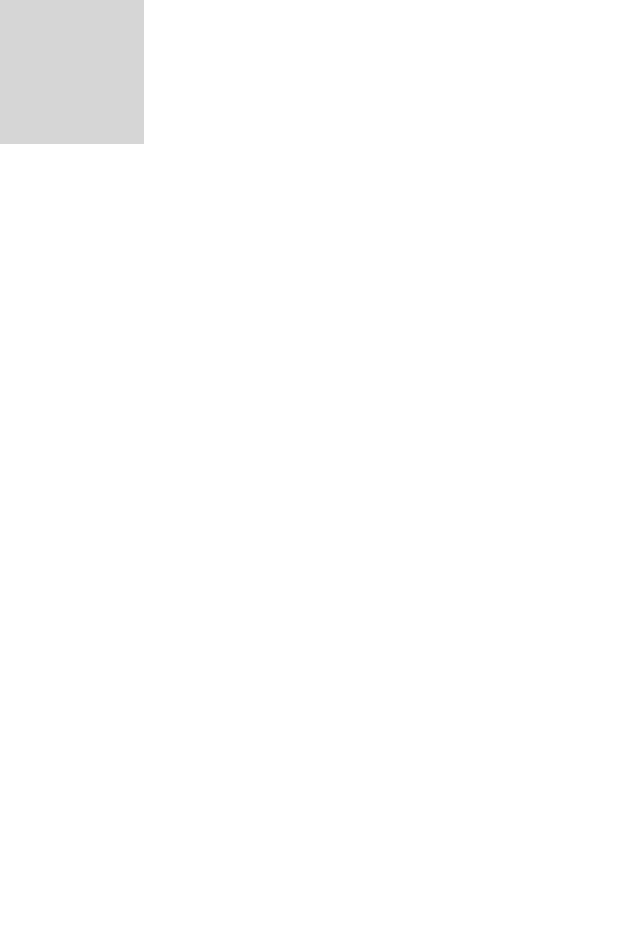
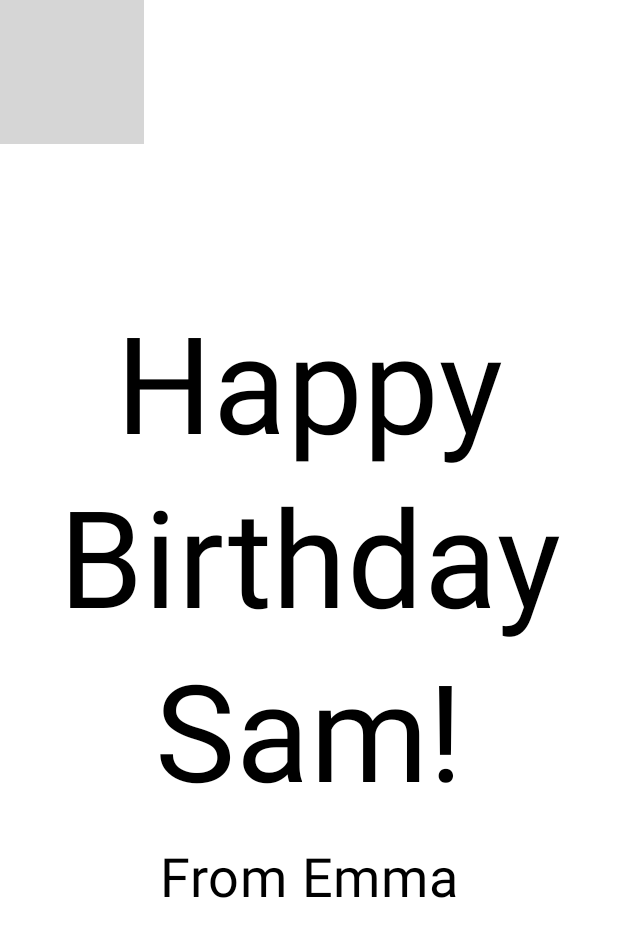
Before and after one commit to RitaPintoBlissApp/HappyBirthday, an Android app built with Jetpack Compose: the @Preview function BirthdayCardPreview, on a phone screen of 412 x 824 dp. Shown: the top 937 px of the screen. Run offline under Robolectric (Android 15) with nearby library versions, the phone set to English and light mode, and no system bars; grey boxes are pictures that could not be loaded.

Commit message:
Configurated the image (added layout + opacity + )

```diff
--- a/app/src/main/java/com/example/happybirthday/MainActivity.kt
+++ b/app/src/main/java/com/example/happybirthday/MainActivity.kt
@@ -5,6 +5,7 @@ import androidx.activity.ComponentActivity
 import androidx.activity.compose.setContent
 import androidx.compose.foundation.Image
 import androidx.compose.foundation.layout.Arrangement
+import androidx.compose.foundation.layout.Box
 import androidx.compose.foundation.layout.Column
 import androidx.compose.foundation.layout.fillMaxSize
 import androidx.compose.foundation.layout.padding
@@ -14,6 +15,7 @@ import androidx.compose.material3.Text
 import androidx.compose.runtime.Composable
 import androidx.compose.ui.Alignment
 import androidx.compose.ui.Modifier
+import androidx.compose.ui.layout.ContentScale
 import androidx.compose.ui.res.painterResource
 import androidx.compose.ui.text.style.TextAlign
 import androidx.compose.ui.tooling.preview.Preview
@@ -27,11 +29,10 @@ class MainActivity : ComponentActivity() {
         setContent {
             HappyBirthdayTheme {
                 // A surface container using the 'background' color from the theme
-                Surface(
-                    modifier = Modifier.fillMaxSize(),
-                    color = MaterialTheme.colorScheme.background
-                ) {
-                    Greetingtext(message = "Happy Birthday", from ="From Emma" )
+                Surface(color = MaterialTheme.colorScheme.background) {
+                    GreetingImage(message = getString(R.string.happy_birthday_sam), from = getString(
+                        R.string.from_emma
+                    ) )
                 }
             }
         }
@@ -44,7 +45,7 @@ fun Greetingtext(message: String,from: String, modifier: Modifier = Modifier){
         modifier = modifier.padding(8.dp)) {
         Text(
             text = message,
-            fontSize = 100.sp,
+            fontSize = 90.sp,
             lineHeight = 116.sp,
             textAlign = TextAlign.Center
         )
@@ -53,7 +54,7 @@ fun Greetingtext(message: String,from: String, modifier: Modifier = Modifier){
             fontSize = 36.sp,
             modifier = Modifier
                 .padding(16.dp)
-                .align(alignment = Alignment.End)
+                .align(alignment = Alignment.CenterHorizontally)
         )
     }
 }
@@ -61,9 +62,20 @@ fun Greetingtext(message: String,from: String, modifier: Modifier = Modifier){
 @Composable
 fun GreetingImage(message: String, from: String, modifier: Modifier = Modifier){
     val image = painterResource(R.drawable.androidparty)
-Image(
-    painter = image,
-    contentDescription = null )
+    Box{
+        Image(
+        painter = image,
+        contentDescription = null,
+          contentScale = ContentScale.Crop,
+            alpha = 0.5F
+        )
+        Greetingtext(
+            message = message,
+            from = from,
+            modifier = Modifier
+                .fillMaxSize()
+                .padding(8.dp))
+    }
 }
 
 
```
